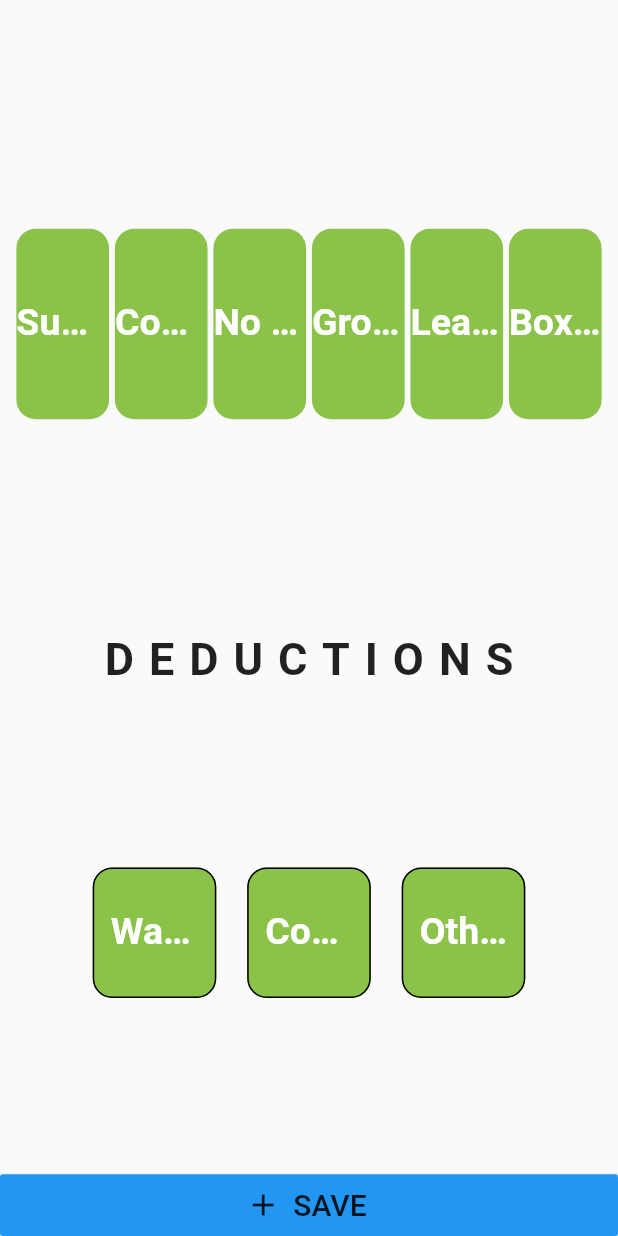
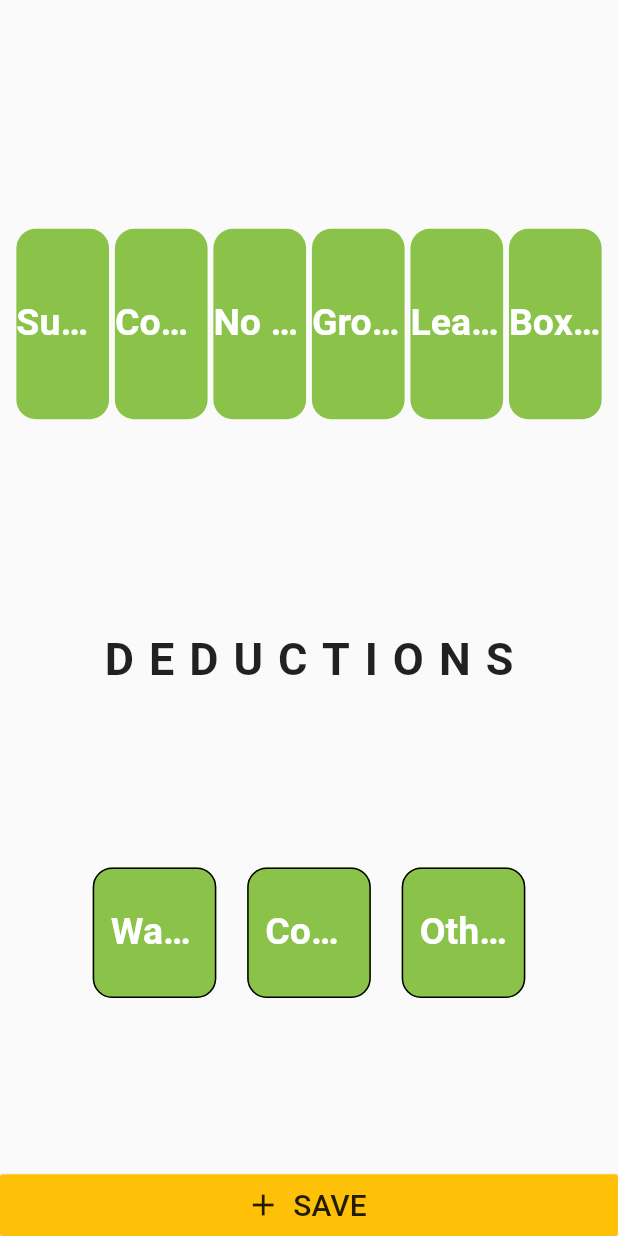
Before and after one commit to TheDataPirates/tea_tracker_app, a Flutter app: the screen it shows after launch, after a tap on an icon or button, on a phone screen of 412 x 824 dp. Run offline on Flutter 3.47's test engine with Material 2 defaults, Android fonts, the phone set to English and light mode, and no system bars.

```diff
--- a/lib/main.dart
+++ b/lib/main.dart
@@ -1,4 +1,5 @@
 import 'package:flutter/material.dart';
+import 'package:teatracker/screens/lot_screen_list_screen.dart';
 import 'screens//login_Screen.dart';
 import 'screens/input_collections_screen.dart';
 
@@ -16,6 +17,7 @@ class MyApp extends StatelessWidget {
       home: LoginScreen(),
       routes: {
         'InputCollectionScreen': (ctx) => InputCollectionScreen(),
+        'LotListScreen': (ctx) => LotListScreen()
       },
     );
   }
--- a/lib/screens/input_collections_screen.dart
+++ b/lib/screens/input_collections_screen.dart
@@ -48,14 +48,16 @@ class _InputCollectionScreenState extends State<InputCollectionScreen> {
           Container(
             height: MediaQuery.of(context).size.height * 0.05,
             child: RaisedButton.icon(
-              onPressed: () {},
+              onPressed: () {
+                Navigator.of(context).pop();
+              },
               icon: Icon(Icons.add),
               label: Text(
                 'SAVE',
                 style: TextStyle(fontSize: 20),
               ),
               materialTapTargetSize: MaterialTapTargetSize.shrinkWrap,
-              color: Colors.blue,
+              color: Colors.amber,
             ),
           )
         ],
--- a/lib/screens/lot_screen_list_screen.dart
+++ b/lib/screens/lot_screen_list_screen.dart
@@ -1,4 +1,5 @@
 import 'package:flutter/cupertino.dart';
+import 'package:flutter/material.dart';
 
 class LotListScreen extends StatefulWidget {
   @override
@@ -8,6 +9,21 @@ class LotListScreen extends StatefulWidget {
 class _LotListScreenState extends State<LotListScreen> {
   @override
   Widget build(BuildContext context) {
-    return Container();
+    return Scaffold(
+      appBar: AppBar(
+        title: Text('Tea Collections'),
+        actions: [
+          IconButton(
+            icon: Icon(
+              Icons.add,
+              size: 40,
+            ),
+            onPressed: () {
+              Navigator.of(context).pushNamed("InputCollectionScreen");
+            },
+          )
+        ],
+      ),
+    );
   }
 }
```
Also changed, not shown: lib/screens/login_Screen.dart (+15 -7 lines), lib/models/lot.dart (added), lib/providers/tea_collections.dart (added).
